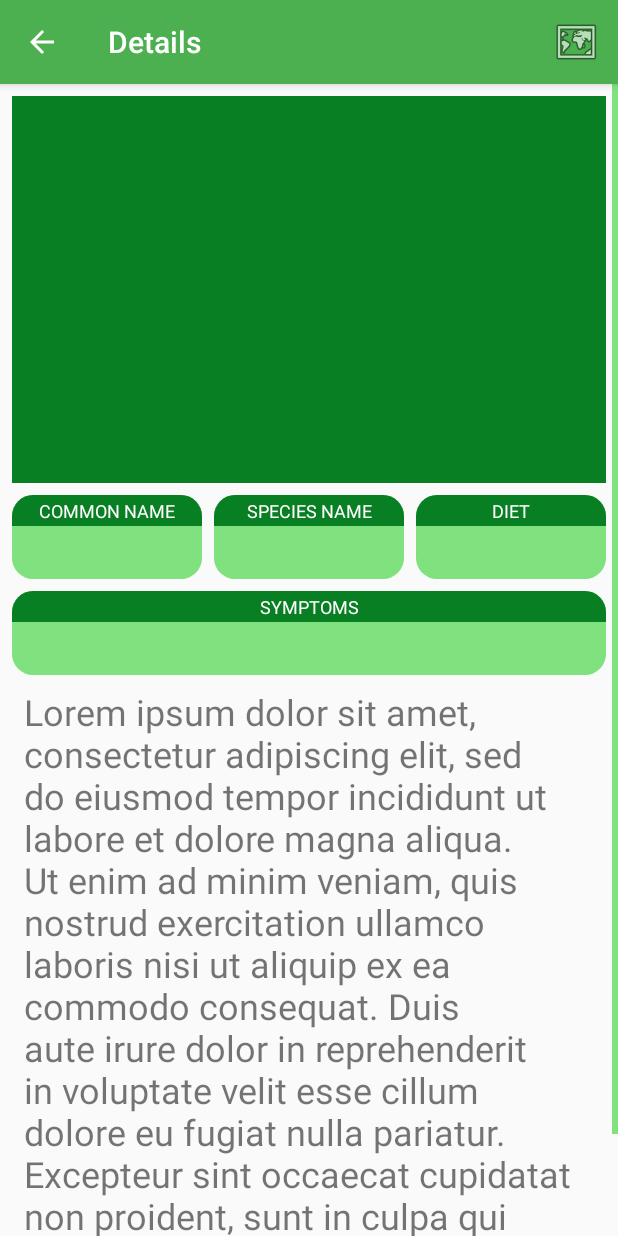
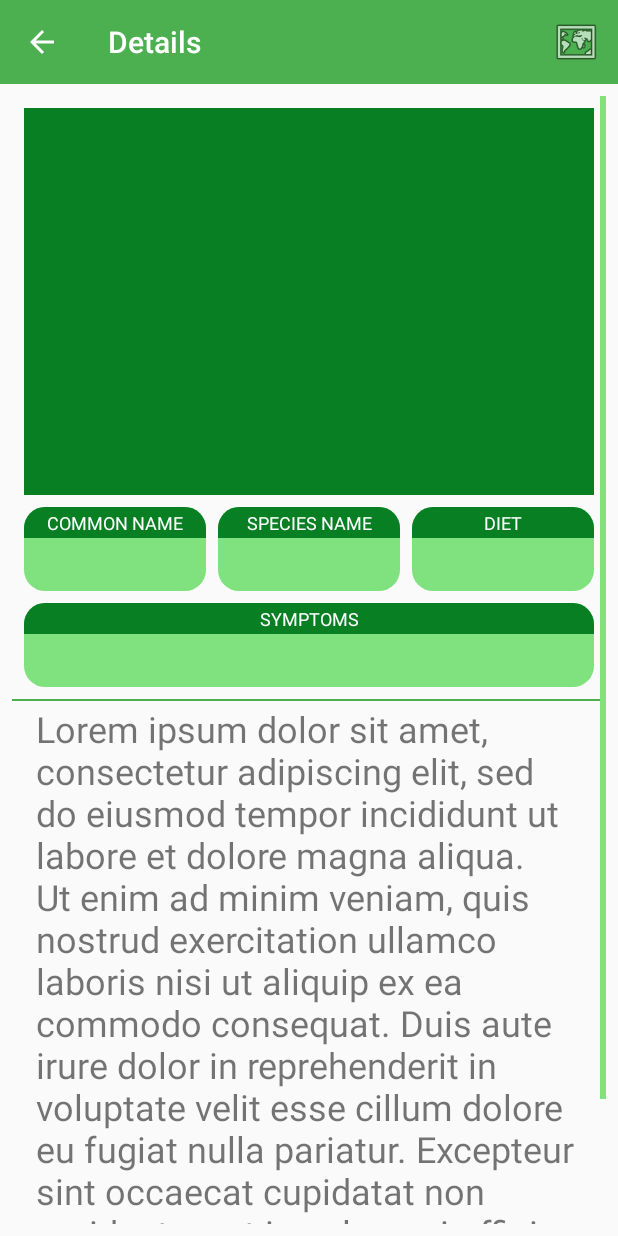
Before and after one commit to detogni-elia/Progetto-embedded, an Android app: the AnimalDetailsActivity screen opened directly, with no data from a screen before it, on a phone screen of 412 x 824 dp. Run offline under Robolectric (Android 15) with nearby library versions, the phone set to English and light mode, and no system bars; pictures from the network do not load; 1 statement that could not run was skipped.

Commit message:
Continuing cleaning up of code, started cleaning up of layouts

```diff
--- a/app/src/main/java/com/detons97gmail/progetto_embedded/Adapters/SymptomsSearchAdapter.java
+++ b/app/src/main/java/com/detons97gmail/progetto_embedded/Adapters/SymptomsSearchAdapter.java
@@ -105,6 +105,7 @@ public class SymptomsSearchAdapter extends RecyclerView.Adapter<SymptomsSearchAd
         }
     }
 
+    //TODO: MOVE THIS CLASS OUTSIDE OR MOVE SpeciesListItemViewHolder OUTSIDE OF RELATIVE ADAPTER, FOR CONSISTENCY
     class SymptomsViewHolder extends RecyclerView.ViewHolder {
         private TextView symptom;
         private Switch symptomSwitch;
--- a/app/src/main/res/layout-land/activity_species_details.xml
+++ b/app/src/main/res/layout-land/activity_species_details.xml
@@ -4,15 +4,15 @@
     android:layout_width="match_parent"
     android:layout_height="match_parent">
 
-    <include layout="@layout/default_toolbar"
-        android:id="@+id/toolbar"/>
+    <include layout="@layout/toolbar"
+        android:id="@+id/toolbar_layout"/>
 
             <LinearLayout
                 android:id="@+id/cardViewLayout"
                 android:layout_width="match_parent"
                 android:layout_height="0dp"
                 android:orientation="horizontal"
-                app:layout_constraintTop_toBottomOf="@id/toolbar"
+                app:layout_constraintTop_toBottomOf="@id/toolbar_layout"
                 app:layout_constraintBottom_toBottomOf="parent"
                 android:weightSum="7"
                 android:layout_margin="8dp"
@@ -23,6 +23,7 @@
                     android:layout_height="match_parent"
                     android:padding="4dp"
                     android:layout_weight="4"
+                    android:orientation="horizontal"
                     android:background="@color/colorPrimaryDark">
 
                     <ImageView
--- a/app/src/main/res/layout/activity_main.xml
+++ b/app/src/main/res/layout/activity_main.xml
@@ -11,7 +11,7 @@
     <include
         android:layout_height="wrap_content"
         android:layout_width="match_parent"
-        layout="@layout/drawer_toolbar" />
+        layout="@layout/toolbar" />
 
     <include
         android:layout_marginTop="?attr/actionBarSize"
--- a/app/src/main/res/layout/activity_settings.xml
+++ b/app/src/main/res/layout/activity_settings.xml
@@ -11,7 +11,7 @@
         android:layout_width="match_parent"
         android:layout_height="wrap_content">
 
-        <include layout="@layout/default_toolbar"
+        <include layout="@layout/toolbar"
             android:layout_width="match_parent"
             android:layout_height="?attr/actionBarSize"/>
 
--- a/app/src/main/res/layout/activity_species_details.xml
+++ b/app/src/main/res/layout/activity_species_details.xml
@@ -5,15 +5,16 @@
     android:layout_width="match_parent"
     android:layout_height="match_parent">
 
-    <include layout="@layout/default_toolbar"
-        android:id="@+id/toolbar"/>
+    <include layout="@layout/toolbar"
+        android:id="@+id/toolbar_layout"/>
 
     <ScrollView
         android:layout_width="match_parent"
         android:layout_height="0dp"
+        android:layout_margin="8dp"
         app:layout_constraintBottom_toBottomOf="parent"
         android:scrollbarThumbVertical="@color/colorAccent"
-        app:layout_constraintTop_toBottomOf="@+id/toolbar">
+        app:layout_constraintTop_toBottomOf="@+id/toolbar_layout">
 
         <androidx.constraintlayout.widget.ConstraintLayout
             android:layout_width="match_parent"
@@ -39,7 +40,6 @@
                         android:layout_height="250dp"
                         android:scaleType="fitXY"
                         android:contentDescription="@string/image_details_animal_content_descriptor" />
-
 
             </LinearLayout>
 
@@ -104,15 +104,24 @@
 
             </LinearLayout>
 
+            <View
+                android:id="@+id/separator"
+                android:layout_width="match_parent"
+                android:layout_height="1dp"
+                style="@style/horizontal_divider"
+                android:background="@color/colorPrimary"
+                app:layout_constraintTop_toBottomOf="@id/linearLayout"/>
+
             <TextView
                 android:id="@+id/speciesDescription"
                 android:layout_width="match_parent"
                 android:layout_height="wrap_content"
-                app:layout_constraintTop_toBottomOf="@+id/linearLayout"
+                app:layout_constraintTop_toBottomOf="@+id/separator"
                 app:layout_constraintBottom_toBottomOf="parent"
                 android:textSize="24sp"
                 android:textIsSelectable="true"
                 android:paddingStart="16dp"
+                android:paddingTop="2dp"
                 android:paddingEnd="16dp"/>
 
         </androidx.constraintlayout.widget.ConstraintLayout>
--- a/app/src/main/res/layout/activity_species_list.xml
+++ b/app/src/main/res/layout/activity_species_list.xml
@@ -4,7 +4,7 @@
     android:layout_width="match_parent"
     android:layout_height="match_parent">
 
-    <include layout="@layout/default_toolbar"/>
+    <include layout="@layout/toolbar"/>
 
     <LinearLayout
         android:layout_width="match_parent"
--- a/app/src/main/res/layout/activity_symptoms_selection.xml
+++ b/app/src/main/res/layout/activity_symptoms_selection.xml
@@ -10,7 +10,7 @@
         android:layout_width="match_parent"
         android:layout_height="wrap_content">
 
-        <include layout="@layout/default_toolbar"
+        <include layout="@layout/toolbar"
             android:layout_width="match_parent"
             android:layout_height="?attr/actionBarSize"/>
 
--- a/app/src/main/res/layout/default_toolbar.xml
+++ /dev/null
@@ -1,12 +0,0 @@
-<?xml version="1.0" encoding="utf-8"?>
-<androidx.appcompat.widget.Toolbar xmlns:android="http://schemas.android.com/apk/res/android"
-    xmlns:app="http://schemas.android.com/apk/res-auto"
-    android:id="@+id/toolbar"
-    android:layout_width="match_parent"
-    android:layout_height="?attr/actionBarSize"
-    android:background="@color/colorPrimary"
-    android:elevation="4dp"
-    app:title="@string/app_name"
-    app:titleTextColor="#ffffff"
-    android:theme="@style/app_theme"
-    app:popupTheme="@style/ThemeOverlay.AppCompat.Light"/>
--- a/app/src/main/res/layout/drawer_toolbar.xml
+++ b/app/src/main/res/layout/toolbar.xml
@@ -1,11 +1,12 @@
 <?xml version="1.0" encoding="utf-8"?>
 <LinearLayout xmlns:android="http://schemas.android.com/apk/res/android"
     xmlns:app="http://schemas.android.com/apk/res-auto"
-    android:orientation="vertical" android:layout_width="match_parent"
-    android:layout_height="match_parent">
+    android:orientation="vertical"
+    android:layout_width="match_parent"
+    android:layout_height="wrap_content">
 
     <androidx.appcompat.widget.Toolbar
-        android:id="@+id/drawer_toolbar"
+        android:id="@+id/toolbar"
         android:layout_width="match_parent"
         android:layout_height="?attr/actionBarSize"
         android:background="@color/colorPrimary"
```
Also changed, not shown: app/src/main/java/com/detons97gmail/progetto_embedded/Activities/AnimalDetailsActivity.java (+11 -9 lines), app/src/main/java/com/detons97gmail/progetto_embedded/Activities/MainActivity.java (+20 -47 lines), app/src/main/java/com/detons97gmail/progetto_embedded/Activities/SpeciesListActivity.java (+5 -7 lines), app/src/main/java/com/detons97gmail/progetto_embedded/Activities/SymptomsSelectionActivity.java (+4 -8 lines), app/src/main/java/com/detons97gmail/progetto_embedded/Adapters/SpeciesListAdapter.java (+21 -29 lines), app/src/main/java/com/detons97gmail/progetto_embedded/Fragments/ResourcesDownloadDialogFragment.java (+35 -10 lines).
